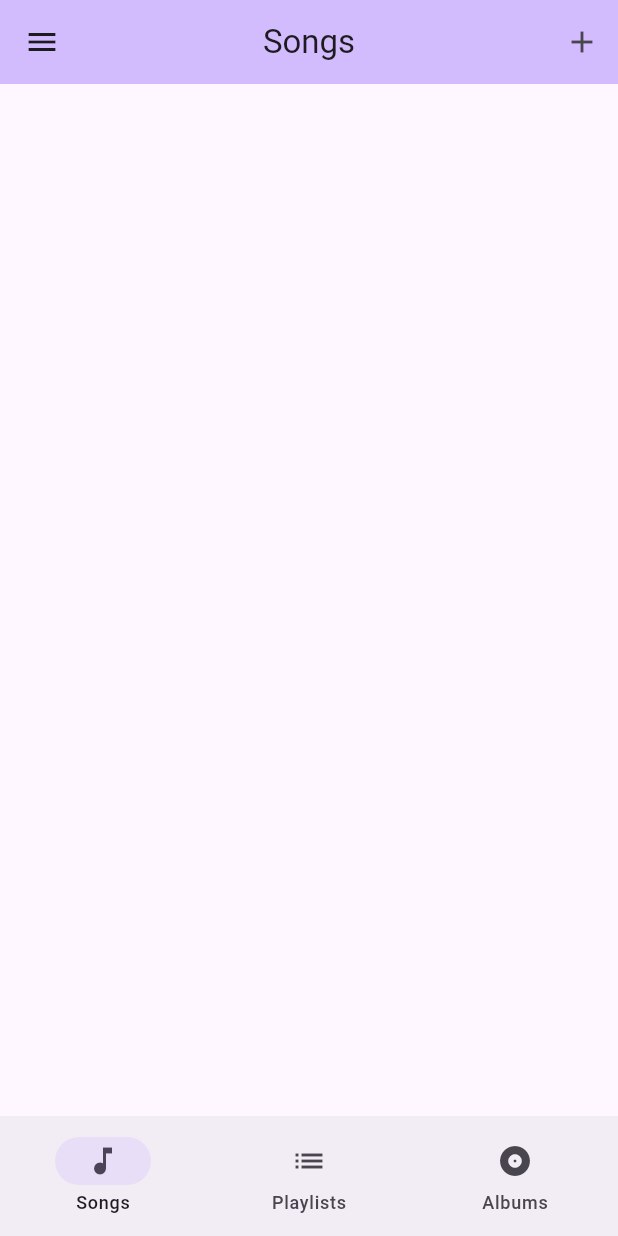
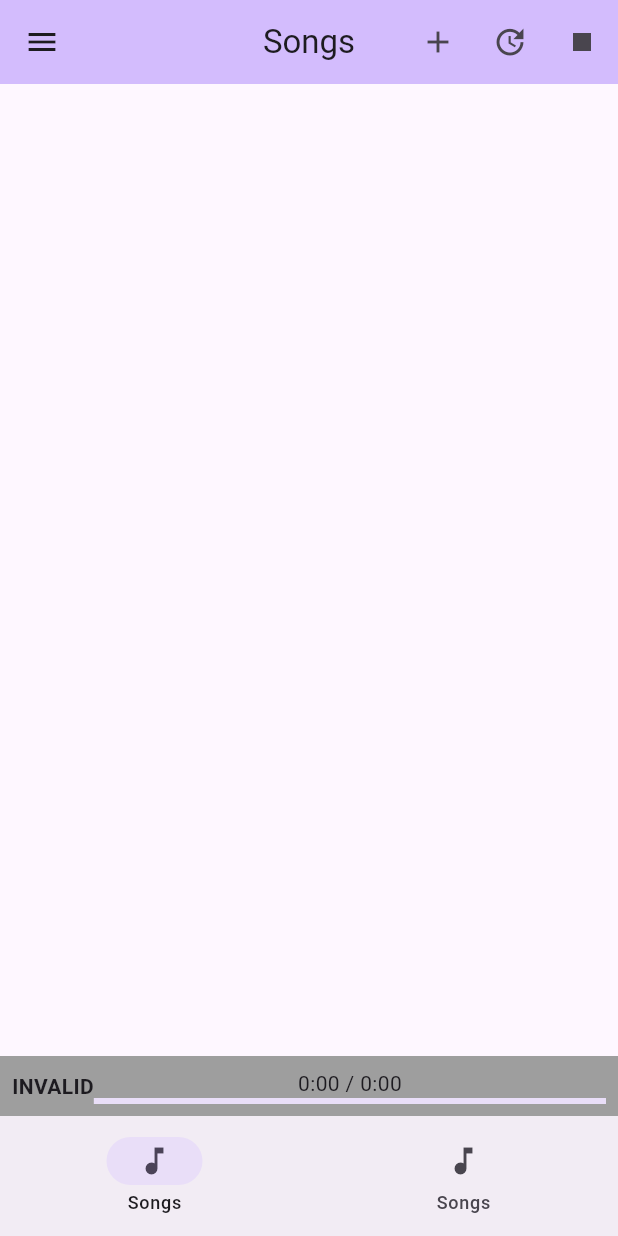
Before and after one commit to Minnowo/dmus, a Flutter app: the screen it shows after launch, on a phone screen of 412 x 824 dp. Run offline on Flutter 3.47's test engine with Material 2 defaults, Android fonts, the phone set to English and light mode, and no system bars; our stand-ins replace audioplayers, file_picker.

Commit message:
lots of changes, file dialogs working, can play audio, progress / currently playing

```diff
--- a/dmus/lib/core/data/DataEntity.dart
+++ b/dmus/lib/core/data/DataEntity.dart
@@ -1,3 +1,5 @@
+import 'package:file_picker/file_picker.dart';
+
 abstract class DataEntity {
   String displayTitle;
 
@@ -7,7 +9,10 @@ abstract class DataEntity {
 }
 
 class Song extends DataEntity {
-  Song(String displayTitle, double duration) : super(displayTitle, duration);
+
+  PlatformFile file;
+
+  Song(this.file, String displayTitle, double duration) : super(displayTitle, duration);
 }
 
 class Playlist extends DataEntity {
--- a/dmus/lib/core/data/FileDialog.dart
+++ b/dmus/lib/core/data/FileDialog.dart
@@ -14,6 +14,7 @@ Future<List<PlatformFile>?> pickMusicFiles() async {
 
   FilePickerResult? result = await FilePicker.platform.pickFiles(
     type: FileType.custom,
+    allowMultiple: true,
     allowedExtensions: ['flac', 'mp3', 'ogg', 'opus', 'wav'],
   );
 
--- a/dmus/lib/main.dart
+++ b/dmus/lib/main.dart
@@ -1,10 +1,13 @@
-import 'package:dmus/ui/pages/AlbumsPage.dart';
+import 'package:dmus/core/audio/AudioController.dart';
+import 'package:dmus/core/audio/AudioController.dart';
+import 'package:dmus/ui/model/AudioControllerModel.dart';
 import 'package:dmus/ui/pages/NavigationPage.dart';
-import 'package:dmus/ui/pages/PlayListsPage.dart';
 import 'package:dmus/ui/pages/SongsPage.dart';
 import 'package:flutter/material.dart';
+import 'package:provider/provider.dart';
 
 void main() {
+
   runApp(const DMUSApp());
 }
 
@@ -13,14 +16,19 @@ class DMUSApp extends StatelessWidget {
 
   @override
   Widget build(BuildContext context) {
-    return MaterialApp(
+
+    AudioController.instance.setup();
+
+    return ChangeNotifierProvider(
+        create: (context) => AudioControllerModel(),
+        child: MaterialApp(
           title: 'Flutter Demo',
           theme: ThemeData(
             colorScheme: ColorScheme.fromSeed(seedColor: Colors.deepPurple),
             useMaterial3: true,
           ),
           home: const RootPage(title: 'Flutter Demo Home Page'),
-    );
+        ));
   }
 }
 
@@ -48,8 +56,9 @@ class _RootPageState extends State<RootPage> {
 
   final List<NavigationPage> _pages = [
     const SongsPage(),
-    const PlaylistsPage(),
-    const AlbumsPage(),
+    const SongsPage(),
+    // const PlaylistsPage(),
+    // const AlbumsPage(),
   ];
 
   void navigatePage(int page) {
--- a/dmus/lib/ui/dialogs/ImportDialog.dart
+++ b/dmus/lib/ui/dialogs/ImportDialog.dart
@@ -1,4 +1,5 @@
 import 'package:dmus/core/data/FileDialog.dart';
+import 'package:dmus/core/data/MusicFetcher.dart';
 import 'package:flutter/material.dart';
 
 /// Flutter code sample for [Dialog].
@@ -15,8 +16,6 @@ class ImportDialog extends StatelessWidget {
           mainAxisSize: MainAxisSize.min,
           mainAxisAlignment: MainAxisAlignment.center,
           children: <Widget>[
-            const Text('This is a typical dialog.'),
-            const SizedBox(height: 15),
             Row(
               mainAxisAlignment: MainAxisAlignment.spaceEvenly,
               children: [
@@ -26,6 +25,9 @@ class ImportDialog extends StatelessWidget {
 
                     pickMusicFiles().then((value) => value?.forEach((element) {
                       debugPrint(element.path);
+
+                      MusicFetcher.instance.addFile(element);
+
                     }));
 
                     Navigator.pop(context);
--- /dev/null
+++ b/dmus/lib/ui/model/AudioControllerModel.dart
@@ -0,0 +1,62 @@
+
+
+
+
+import 'package:audioplayers/audioplayers.dart';
+import 'package:flutter/cupertino.dart';
+
+import '../../core/audio/AudioController.dart';
+import '../../core/data/DataEntity.dart';
+
+class AudioControllerModel extends ChangeNotifier {
+
+  bool isPlaying = false;
+  bool isPaused = true;
+  PlayerState state = PlayerState.stopped;
+
+  Duration duration = const Duration(microseconds: 0);
+  Duration position = const Duration(microseconds: 0);
+
+  Song? currentlyPlaying = null;
+
+
+  AudioControllerModel(){
+
+    AudioController.instance.onPositionChanged.listen(_onPositionChanged);
+    AudioController.instance.onDurationChanged.listen(_onDurationChanged);
+    AudioController.instance.onStateChanged.listen(_onStateChanged);
+    AudioController.instance.onComplete.listen(_onPlayerComplete);
+    AudioController.instance.onSongChanged.listen(_onSongChanged);
+
+  }
+
+  void _onSongChanged(Song? event){
+    currentlyPlaying = event;
+    notifyListeners();
+  }
+
+  void _onPositionChanged(Duration event){
+    position = event;
+    notifyListeners();
+  }
+
+  void _onDurationChanged(Duration event){
+    duration = event;
+    notifyListeners();
+  }
+
+  void _onStateChanged(PlayerState state){
+    this.state=state;
+    isPlaying = state == PlayerState.playing;
+    isPaused = state == PlayerState.paused;
+    notifyListeners();
+  }
+
+  void _onPlayerComplete(void data) {
+
+    debugPrint("Player is finished with current audio!");
+    isPlaying = false;
+    isPaused = false;
+  }
+
+}
--- /dev/null
+++ b/dmus/lib/ui/model/SongsPageModel.dart
@@ -0,0 +1,51 @@
+
+
+
+
+import 'package:flutter/cupertino.dart';
+
+import '../../core/data/DataEntity.dart';
+import '../../core/data/MusicFetcher.dart';
+
+class SongsModel extends ChangeNotifier {
+
+  List<Song> songs = [];
+
+  void update(){
+
+    songs.clear();
+
+    debugPrint("About to update music");
+
+    MusicFetcher.instance.getAllMusic().then(
+            (value) {
+          debugPrint("Adding songs to song page");
+          for (var element in value) {
+            debugPrint("adding $element");
+            songs.add(element);
+          }
+        });
+
+    notifyListeners();
+  }
+
+  void add(Song s){
+    songs.add(s);
+    notifyListeners();
+  }
+
+  void remove(Song s){
+    songs.remove(s);
+    notifyListeners();
+  }
+
+  void removeFromTitle(String title){
+
+    var c = songs.length;
+
+    songs.removeWhere((element) => element.displayTitle.compareTo(title) == 0);
+
+    if(c != songs.length)
+      notifyListeners();
+  }
+}
--- a/dmus/lib/ui/pages/NavigationPage.dart
+++ b/dmus/lib/ui/pages/NavigationPage.dart
@@ -1,7 +1,7 @@
 
 import 'package:flutter/cupertino.dart';
 
-abstract class NavigationPage extends StatefulWidget {
+abstract class NavigationPage extends StatelessWidget {
 
   final String title;
   final IconData icon;
--- a/dmus/lib/ui/pages/SongsPage.dart
+++ b/dmus/lib/ui/pages/SongsPage.dart
@@ -1,77 +1,93 @@
-import 'package:dmus/core/data/FileDialog.dart';
-import 'package:dmus/core/data/MusicFetcher.dart';
+import 'package:dmus/core/audio/AudioController.dart';
 import 'package:dmus/ui/dialogs/ImportDialog.dart';
+import 'package:dmus/ui/widgets/CurrentlyPlayingBar.dart';
 import 'package:dmus/ui/widgets/SettingsDrawer.dart';
-import 'package:flutter/cupertino.dart';
 import 'package:flutter/material.dart';
+import 'package:provider/provider.dart';
 
-import '../../core/data/DataEntity.dart';
+import '../model/AudioControllerModel.dart';
+import '../model/SongsPageModel.dart';
 import 'NavigationPage.dart';
 
-class SongsPage extends  NavigationPage {
+
+class SongsPage extends NavigationPage {
+
   const SongsPage({super.key}) : super(icon: Icons.music_note, title: "Songs");
 
   @override
-  State<SongsPage> createState() => _SongsPageState();
+  Widget build(BuildContext context) {
+    return ChangeNotifierProvider(
+      create: (context) => SongsModel(),
+      child: _SongsPage(this),
+    );
+  }
 }
 
-class _SongsPageState extends State<SongsPage> {
-  static List<Song> songs = [];
+class _SongsPage extends  StatefulWidget {
+
+  SongsPage parent;
+
+  _SongsPage(this.parent);
 
   @override
-  void initState() {
-    super.initState();
+  State<_SongsPage> createState() => _SongsPageState();
+}
 
-    MusicFetcher().getAllMusic().then((value) => songs = value);
-  }
-
-  Future<void> addSong(BuildContext context) async {
-    debugPrint("Adding new song");
-
-    var files = await pickMusicFiles();
-
-    files?.forEach((element) {
-
-      debugPrint(element.path);
-
-    });
-  }
-
-  void openMenu(BuildContext context) {
-    debugPrint("Opening menu");
-  }
+class _SongsPageState extends State<_SongsPage> {
 
   @override
   Widget build(BuildContext context) {
 
-    debugPrint("Songs length is ${songs.length}");
+    var songsModel = context.watch<SongsModel>();
 
+    debugPrint("Rebuilding stuff");
 
     return Scaffold(
         appBar: AppBar(
           backgroundColor: Theme.of(context).colorScheme.inversePrimary,
-          title: Text(widget.title),
+          title: Text(widget.parent.title),
           centerTitle: true,
           actions: [
             IconButton(
               onPressed: () => showDialog(context: context, builder: (BuildContext context) => ImportDialog()),
               icon: Icon(Icons.add),
             ),
+            IconButton(
+              onPressed: () {
+                songsModel.update();
+              },
+              icon: Icon(Icons.update),
+            ),
+            IconButton(
+              onPressed: () {
+                AudioController.instance.stopAndEmptyQueue();
+              },
+              icon: Icon(Icons.stop),
+            ),
           ],
         ),
-        body: Center(
-            child: ListView.builder(
-                itemCount: songs.length,
+        body: Column(
+            children: [
+              Expanded(child: ListView.builder(
+                itemCount: songsModel.songs.length,
                 itemBuilder: (context, index) {
-                  var song = songs[index];
+                  var song = songsModel.songs[index];
 
                   return GestureDetector(
-                      child: ListTile(
-                        title: Text(song.displayTitle),
-                        subtitle: Text(song.duration.toString()),
-                      ),
+                    child: ListTile(
+                      title: Text(song.displayTitle),
+                      trailing: Text('${song.duration}'),
+                      subtitle: Text(song.duration.toString()),
+                    ),
+                    onTap: () async {
+                      debugPrint("Playing tapped");
+                      await AudioController.instance.playSong(song);
+                    },
                   );
                 })),
+              CurrentlyPlayingBar()
+            ]),
+        endDrawerEnableOpenDragGesture: true,
         drawer: SettingsDrawer());
   }
 }
--- /dev/null
+++ b/dmus/lib/ui/widgets/CurrentlyPlayingBar.dart
@@ -0,0 +1,54 @@
+
+
+import 'package:dmus/ui/model/AudioControllerModel.dart';
+import 'package:flutter/cupertino.dart';
+import 'package:flutter/material.dart';
+import 'package:provider/provider.dart';
+
+class CurrentlyPlayingBar extends  StatelessWidget {
+  @override
+  Widget build(BuildContext context) {
+
+
+    AudioControllerModel audioControllerModel = context.watch<AudioControllerModel>();
+
+    var currentSongPosition = audioControllerModel.position;
+    var songDuration = audioControllerModel.duration;
+    var songTitle = audioControllerModel.currentlyPlaying?.displayTitle ?? "INVALID";
+
+    double progress = currentSongPosition.inMilliseconds.toDouble();
+
+    if(songDuration.inMilliseconds != 0)
+      progress /= songDuration.inMilliseconds;
+
+    return Container(
+      decoration: BoxDecoration(
+        color: Colors.grey, // Customize the background color as needed
+      ),
+      padding: EdgeInsets.all(8.0), // Add padding for better layout
+      child: Row(
+        mainAxisAlignment: MainAxisAlignment.spaceBetween,
+        children: <Widget>[
+          // Display the current song title
+          Text(
+            songTitle,
+            style: TextStyle(fontWeight: FontWeight.bold),
+          ),
+          // Display the song position and progress bar
+          Expanded(
+            child: Column(
+              children: <Widget>[
+                Text(
+                  '${currentSongPosition.inMinutes}:${(currentSongPosition.inSeconds % 60).toString().padLeft(2, '0')} / ${songDuration.inMinutes}:${(songDuration.inSeconds % 60).toString().padLeft(2, '0')}',
+                ),
+                LinearProgressIndicator(
+                  value: progress,
+                ),
+              ],
+            ),
+          ),
+        ],
+      ),
+    );
+  }
+}
--- a/dmus/pubspec.yaml
+++ b/dmus/pubspec.yaml
@@ -37,6 +37,8 @@ dependencies:
   cupertino_icons: ^1.0.2
   audioplayers: ^5.2.0
   file_picker: ^6.0.0
+  provider: ^6.0.5
+
 
 dev_dependencies:
   flutter_test:
```
Also changed, not shown: dmus/lib/core/audio/AudioController.dart (added, +151 -0 lines), dmus/lib/core/audio/AudioTest.dart (+8 -0 lines), dmus/lib/core/data/MusicFetcher.dart (+17 -15 lines), dmus/lib/ui/pages/AlbumsPage.dart (+36 -36 lines), dmus/lib/ui/pages/PlayListsPage.dart (+40 -40 lines). Lines whose indentation alone changed are shown as unchanged.
